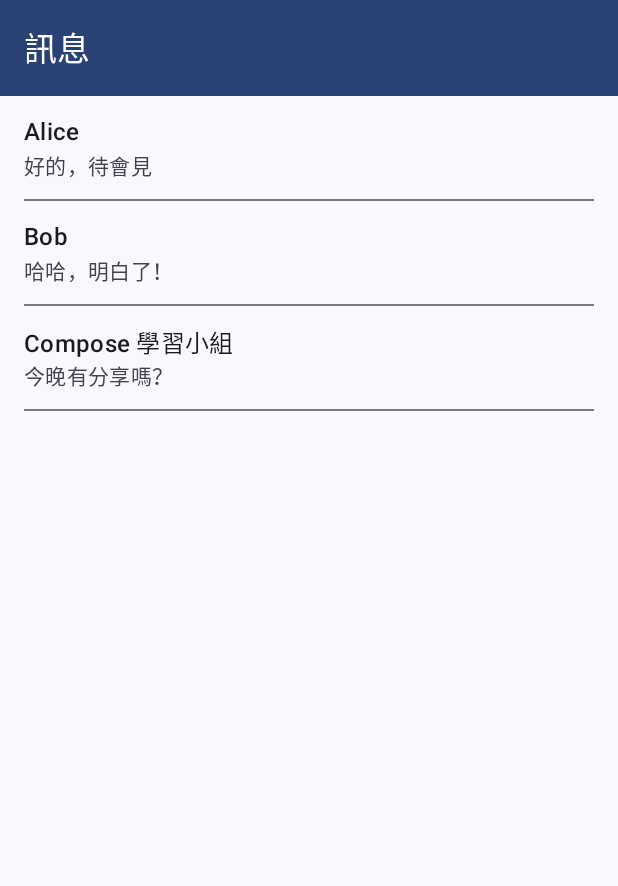
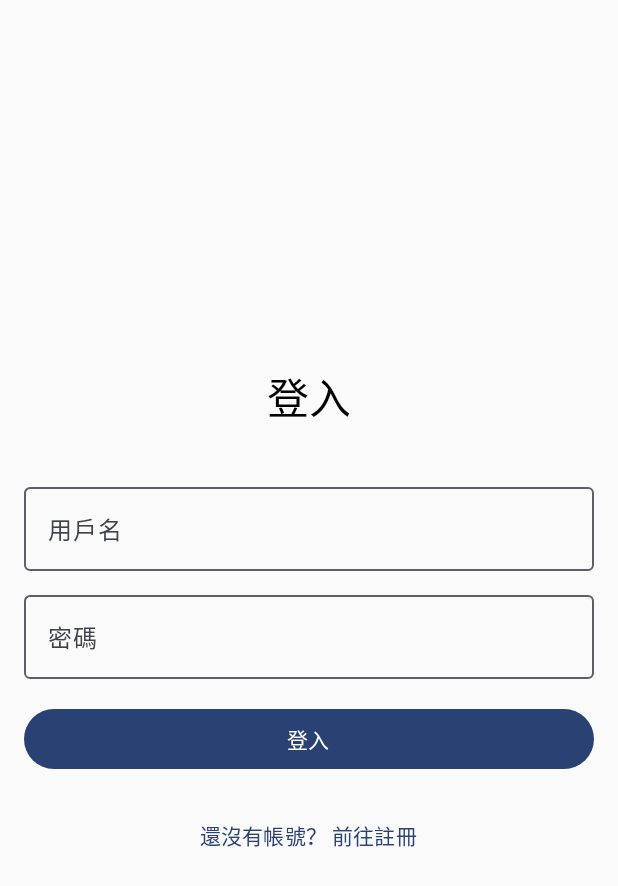
Before and after one commit to sswudiss/SignalApp, an Android app built with Jetpack Compose: the screen it shows after launch (MainActivity), on a phone screen of 412 x 824 dp. Shown: the top 886 px of the screen. Run offline under Robolectric (Android 15) with nearby library versions, the phone set to English and light mode, and no system bars; our stand-ins replace Firebase (no records; nobody signed in at launch, a user with empty details on screens opened directly); 1 statement that could not run was skipped.

Commit message:
建構注冊

```diff
--- a/app/src/main/java/com/example/signalapp/MainActivity.kt
+++ b/app/src/main/java/com/example/signalapp/MainActivity.kt
@@ -3,44 +3,174 @@ package com.example.signalapp
 import android.os.Bundle
 import androidx.activity.ComponentActivity
 import androidx.activity.compose.setContent
-import androidx.compose.material3.Text
-import androidx.navigation.NavType
+import androidx.compose.runtime.Composable
+import androidx.compose.runtime.*
+import androidx.compose.ui.Modifier
 import androidx.navigation.compose.NavHost
 import androidx.navigation.compose.composable
 import androidx.navigation.compose.rememberNavController
-import androidx.navigation.navArgument
 import com.example.signalapp.ui.theme.SignalAppTheme
 import androidx.lifecycle.viewmodel.compose.viewModel // 確保導入
+import androidx.navigation.NavHostController
+import com.example.signalapp.navigation.NavRoutes
+import com.example.signalapp.ui.MainAppScreen
+import com.example.signalapp.ui.auth.LoginScreen
+import com.example.signalapp.viewmodel.AuthViewModel
+import com.google.firebase.Firebase
+import com.google.firebase.auth.FirebaseAuth
+import com.google.firebase.auth.auth
+import kotlinx.coroutines.flow.collect
+import your_package_name.ui.auth.RegistrationScreen
 
 class MainActivity : ComponentActivity() {
+
+    private lateinit var firebaseAuth: FirebaseAuth
+    private var authStateListener: FirebaseAuth.AuthStateListener? = null
+
     override fun onCreate(savedInstanceState: Bundle?) {
         super.onCreate(savedInstanceState)
-
+        firebaseAuth = FirebaseAuth.getInstance()
         setContent {
             SignalAppTheme {
-                val navController = rememberNavController()
-                NavHost(
-                    navController = navController,
-                    startDestination = AppDestinations.CONVERSATION_LIST_ROUTE
+                AppNavigation()
+            }
+        }
+    }
+
+    // --- AuthStateListener 管理 ---
+    // 在 onStart 中添加監聽器
+    override fun onStart() {
+        super.onStart()
+        // NavController 應該在 Listener 觸發時可用
+        // 這部分有點 tricky，我們在 Composable 中處理狀態變化更 Compose 化
+        // 我們將在 AppNavigation 中使用 LaunchedEffect 監聽狀態
+        /*
+        authStateListener = FirebaseAuth.AuthStateListener { auth ->
+            val user = auth.currentUser
+            // 在這裡處理導航比較麻煩，因為 NavController 在 Composable 裡
+            // 我們改用在 Composable 裡監聽 Flow 的方式
+            println("AuthState changed: ${user?.uid}")
+        }
+        firebaseAuth.addAuthStateListener(authStateListener!!)
+        */
+    }
+
+    // 在 onStop 中移除監聽器
+    override fun onStop() {
+        super.onStop()
+        // authStateListener?.let { firebaseAuth.removeAuthStateListener(it) }
+    }
+}
+
+@Composable
+fun AppNavigation(
+    modifier: Modifier = Modifier,
+    navController: NavHostController = rememberNavController(), // 創建 NavController
+    authViewModel: AuthViewModel = viewModel() // 獲取共享的 ViewModel
+) {
+    // --- 使用 LaunchedEffect 監聽 Firebase Auth 狀態 ---
+    // 這比在 Activity 中使用 Listener 更符合 Compose 的方式
+    LaunchedEffect(key1 = Unit) { // 只執行一次用於設置監聽
+        FirebaseAuth.getInstance().authStateChanges.collect{ user ->
+//            Firebase.auth.authStateChanges.collect{ user ->
+            if (user == null) {
+                // 用戶未登入或已登出
+                // 確保不在登入/註冊畫面上時才導航，避免循環
+                if (navController.currentDestination?.route != NavRoutes.LOGIN &&
+                    navController.currentDestination?.route != NavRoutes.REGISTER
                 ) {
-                    composable(route = AppDestinations.CONVERSATION_LIST_ROUTE) {
-                        // ConversationListScreen 可能也需要 ViewModel，稍後處理
-                        ConversationListScreen(navController = navController)
+                    println("User logged out, navigating to Login")
+                    // 清除返回堆疊並導航到登入
+                    navController.navigate(NavRoutes.LOGIN) {
+                        popUpTo(navController.graph.startDestinationId) { inclusive = true }
+                        launchSingleTop = true // 避免重複創建 Login 畫面
                     }
-
-                    composable(
-                        route = AppDestinations.chatRouteWithArgs, // 路由模板不變
-                        arguments = listOf(navArgument(AppDestinations.CHAT_ID_KEY) {
-                            type = NavType.StringType
-                        })
-                    ) { // backStackEntry 參數仍然可用，但 ChatScreen 不直接需要它了
-                        // --- 直接調用 ChatScreen ---
-                        // viewModel() 委托會自動創建 ViewModel 實例，
-                        // 並注入 SavedStateHandle，ViewModel 內部會獲取 conversationId
-                        ChatScreen(navController = navController) // 不再需要傳遞 conversationId
+                }
+            } else {
+                // 用戶已登入
+                // 只有當前不在主畫面時才導航，避免重複導航
+                if (navController.currentDestination?.route != NavRoutes.MAIN_APP) {
+                    println("User logged in (${user.uid}), navigating to Main App")
+                    navController.navigate(NavRoutes.MAIN_APP) {
+                        popUpTo(navController.graph.startDestinationId) { inclusive = true }
+                        launchSingleTop = true // 避免重複創建 Main App 畫面
                     }
                 }
             }
         }
     }
+
+    // --- 決定起始路由 ---
+    // 初始狀態需要讀取一次，因為 Flow 初始可能沒有值
+    // 注意：直接讀取 currentUser 可能會在狀態監聽器之前執行，導致短暫看到登入頁再跳轉
+    // 更好的方式可能是顯示一個加載畫面，等 AuthState 第一次回調後再決定路由
+    // 但我們先用簡單的方式：
+    val startDestination = remember {
+        if (FirebaseAuth.getInstance().currentUser != null) {
+            println("Initial Check: User logged in, starting at Main App")
+            NavRoutes.MAIN_APP
+        } else {
+            println("Initial Check: User logged out, starting at Login")
+            NavRoutes.LOGIN
+        }
+    }
+
+    // --- 設置 NavHost ---
+    NavHost(
+        navController = navController,
+        startDestination = startDestination, // 基於初始狀態設置起始畫面
+        modifier = modifier
+    ) {
+        // 定義登入畫面
+        composable(NavRoutes.LOGIN) {
+            LoginScreen(
+                authViewModel = authViewModel,
+                onNavigateToRegister = {
+                    navController.navigate(NavRoutes.REGISTER)
+                },
+                onNavigateToMainApp = {
+                    // 通常由 AuthStateListener 處理，但為防萬一保留
+                    println("LoginScreen triggered navigation to Main App")
+                    navController.navigate(NavRoutes.MAIN_APP) {
+                        // 從返回堆疊中移除 Login 和 Register
+                        popUpTo(NavRoutes.LOGIN) { inclusive = true }
+                    }
+                }
+            )
+        }
+
+        // 定義註冊畫面
+        composable(NavRoutes.REGISTER) {
+            RegistrationScreen(
+                authViewModel = authViewModel,
+                onNavigateToLogin = {
+                    navController.popBackStack() // 返回登入畫面
+                },
+                onNavigateToMainApp = {
+                    // 通常由 AuthStateListener 處理，但為防萬一保留
+                    println("RegistrationScreen triggered navigation to Main App")
+                    navController.navigate(NavRoutes.MAIN_APP) {
+                        // 從返回堆疊中移除 Login 和 Register
+                        popUpTo(NavRoutes.LOGIN) { inclusive = true }
+                    }
+                }
+            )
+        }
+
+        // 定義主應用畫面
+        composable(NavRoutes.MAIN_APP) {
+            // 確保 authViewModel 傳遞下去以便登出
+            MainAppScreen(
+                authViewModel = authViewModel,
+                onLoggedOut = {
+                    // 這個回調現在基本不用了，因為 Listener 會處理
+                    println("MainAppScreen triggered LoggedOut callback")
+                    navController.navigate(NavRoutes.LOGIN) {
+                        popUpTo(NavRoutes.MAIN_APP) { inclusive = true }
+                        launchSingleTop = true
+                    }
+                }
+            )
+        }
+    }
 }
--- /dev/null
+++ b/app/src/main/java/com/example/signalapp/ui/auth/LoginScreen.kt
@@ -0,0 +1,116 @@
+package com.example.signalapp.ui.auth
+
+import androidx.compose.foundation.layout.*
+import androidx.compose.material3.*
+import androidx.compose.runtime.*
+import androidx.compose.ui.Alignment
+import androidx.compose.ui.Modifier
+import androidx.compose.ui.text.input.PasswordVisualTransformation
+import androidx.compose.ui.tooling.preview.Preview
+import androidx.compose.ui.unit.dp
+import androidx.lifecycle.viewmodel.compose.viewModel
+import com.example.signalapp.viewmodel.AuthViewModel
+
+@Composable
+fun LoginScreen(
+    authViewModel: AuthViewModel = viewModel(), // 獲取 ViewModel 實例
+    onNavigateToRegister: () -> Unit,
+    onNavigateToMainApp: () -> Unit // 新增: 導航到主應用的回調
+) {
+    // 從 ViewModel 收集 UI 狀態
+    val uiState by authViewModel.uiState.collectAsState()
+
+    // 使用 LaunchedEffect 監聽導航觸發
+    LaunchedEffect(key1 = uiState.navigateToMainApp) {
+        if (uiState.navigateToMainApp) {
+            onNavigateToMainApp() // 執行實際的導航操作
+            authViewModel.navigationCompleted() // 通知 ViewModel 導航已處理
+        }
+    }
+
+    // 使用 LaunchedEffect 在 Composable 進入組合時清除之前的錯誤訊息 (可選)
+    LaunchedEffect(key1 = Unit) {
+        authViewModel.clearErrorMessage()
+    }
+
+    Column(
+        modifier = Modifier
+            .fillMaxSize()
+            .padding(16.dp),
+        horizontalAlignment = Alignment.CenterHorizontally,
+        verticalArrangement = Arrangement.Center
+    ) {
+        Text("登入", style = MaterialTheme.typography.headlineMedium)
+        Spacer(modifier = Modifier.height(32.dp))
+
+        // --- 用戶名 ---
+        OutlinedTextField(
+            value = uiState.username, // 從 uiState 讀取
+            onValueChange = { authViewModel.updateUsername(it) }, // 調用 ViewModel 更新
+            label = { Text("用戶名") },
+            modifier = Modifier.fillMaxWidth(),
+            singleLine = true,
+            isError = uiState.errorMessage != null // 如果有任何錯誤，標紅輸入框
+        )
+        Spacer(modifier = Modifier.height(8.dp))
+
+        // --- 密碼 ---
+        OutlinedTextField(
+            value = uiState.password, // 從 uiState 讀取
+            onValueChange = { authViewModel.updatePassword(it) }, // 調用 ViewModel 更新
+            label = { Text("密碼") },
+            modifier = Modifier.fillMaxWidth(),
+            visualTransformation = PasswordVisualTransformation(),
+            singleLine = true,
+            isError = uiState.errorMessage != null // 如果有任何錯誤，標紅輸入框
+        )
+        Spacer(modifier = Modifier.height(16.dp))
+
+        // --- 錯誤訊息 ---
+        if (uiState.errorMessage != null) {
+            Text(
+                text = uiState.errorMessage!!, // 從 uiState 讀取
+                color = MaterialTheme.colorScheme.error,
+                style = MaterialTheme.typography.bodyMedium,
+                modifier = Modifier.padding(bottom = 8.dp)
+            )
+        }
+
+        // --- 登入按鈕 ---
+        Button(
+            onClick = { authViewModel.loginUser() }, // 調用 ViewModel 的登入函數
+            enabled = !uiState.isLoading, // 從 uiState 讀取
+            modifier = Modifier.fillMaxWidth()
+        ) {
+            if (uiState.isLoading) { // 從 uiState 讀取
+                CircularProgressIndicator(
+                    modifier = Modifier.size(24.dp),
+                    color = MaterialTheme.colorScheme.onPrimary
+                )
+            } else {
+                Text("登入")
+            }
+        }
+        Spacer(modifier = Modifier.height(16.dp))
+
+        // --- 切換到註冊 ---
+        TextButton(
+            onClick = onNavigateToRegister, // 使用傳入的回調
+            enabled = !uiState.isLoading // 加載時也可禁用切換 (可選)
+        ) {
+            Text("還沒有帳號？ 前往註冊")
+        }
+    }
+}
+
+// Preview 維持不變或稍微調整
+@Preview(showBackground = true)
+@Composable
+fun LoginScreenPreview() {
+    val previewViewModel = AuthViewModel() // 僅供預覽結構
+    LoginScreen(
+        authViewModel = previewViewModel,
+        onNavigateToRegister = {},
+        onNavigateToMainApp = {}
+    )
+}
```
Also changed, not shown: app/build.gradle.kts (+19 -9 lines), app/src/main/java/com/example/signalapp/navigation/NavRoutes.kt (added, +7 -0 lines), app/src/main/java/com/example/signalapp/ui/MainAppScreen.kt (added, +44 -0 lines), app/src/main/java/com/example/signalapp/ui/auth/RegistrationScreen.kt (added, +146 -0 lines), app/src/main/java/com/example/signalapp/viewmodel/AuthViewModel.kt (added, +205 -0 lines), gradle/libs.versions.toml (+24 -6 lines), 1 other file.
